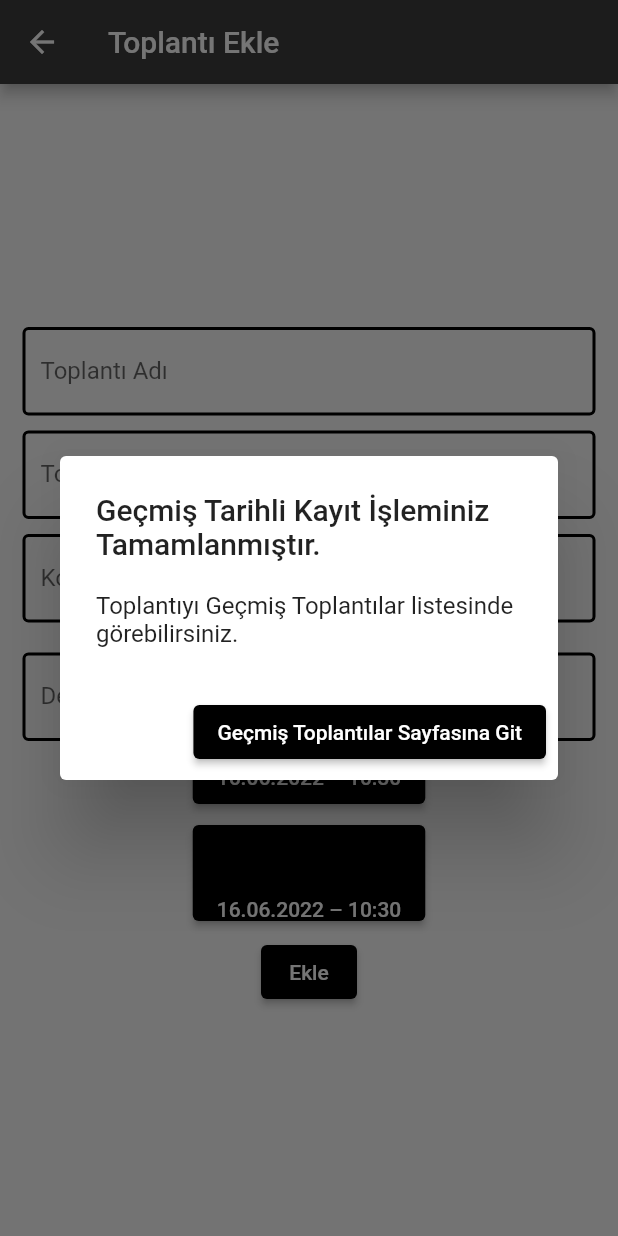
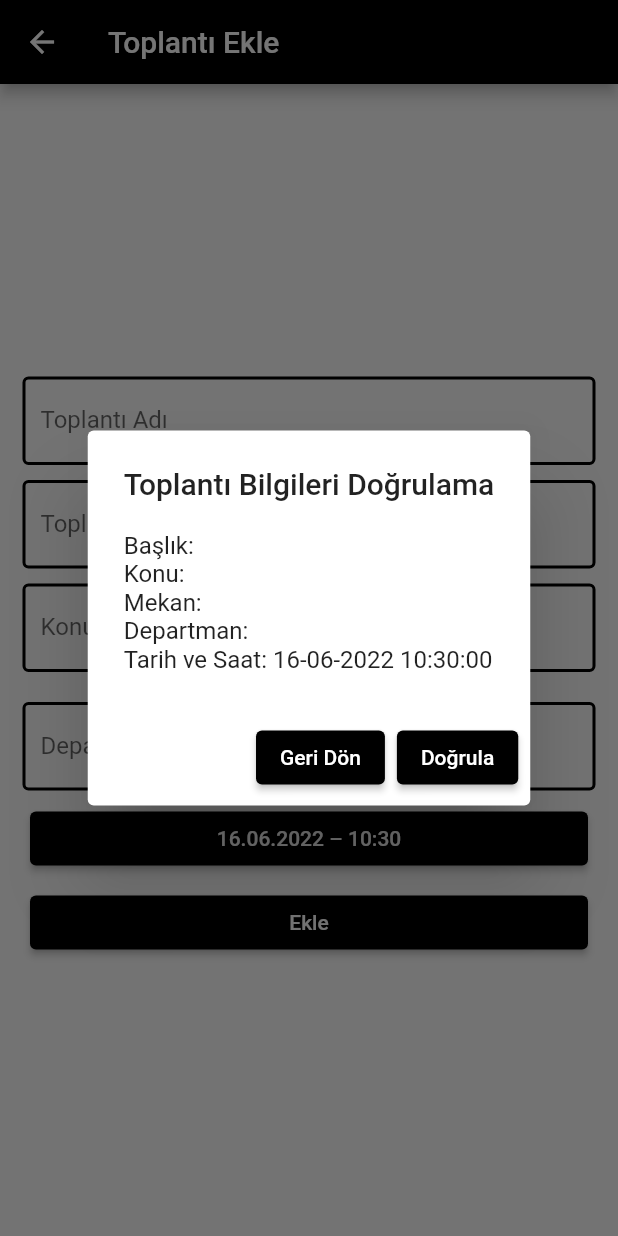
Before and after one commit to serifegnll/meeting_reminder, a Flutter app: the AddMeetingPage screen opened directly, after a tap on "Ekle", on a phone screen of 412 x 824 dp. Run offline on Flutter 3.47's test engine with Material 2 defaults, Android fonts, the phone set to English and light mode, and no system bars; our stand-ins replace cloud_firestore, firebase_auth, firebase_core, firebase_messaging, flutter_countdown_timer, flutter_datetime_picker and 2 more; accounts and stored records are empty.

```diff
--- a/meetingreminder_project/lib/add_meeting.dart
+++ b/meetingreminder_project/lib/add_meeting.dart
@@ -24,8 +24,9 @@ class AddMeetingPageState extends State<AddMeetingPage> {
   final toplantiAdiController = TextEditingController();
   final fcmToken = FirebaseMessaging.instance.getToken();
   final FirebaseMessaging _firebaseMessaging = FirebaseMessaging.instance;
-  getToken(){
-    _firebaseMessaging.getToken().then((value){
+
+  getToken() {
+    _firebaseMessaging.getToken().then((value) {
       print(value);
     });
   }
@@ -51,15 +52,19 @@ class AddMeetingPageState extends State<AddMeetingPage> {
                     controller: toplantiAdiController,
                     decoration: InputDecoration(
                         border: OutlineInputBorder(
-                          borderSide: BorderSide(color: Colors.black, width: 2.0),
+                          borderSide:
+                              BorderSide(color: Colors.black, width: 2.0),
                         ),
                         enabledBorder: OutlineInputBorder(
-                          borderSide: BorderSide(color: Colors.black, width: 2.0),),
-                        focusedBorder:OutlineInputBorder(
-                          borderSide: const BorderSide(color: Colors.grey, width: 2.0),),
+                          borderSide:
+                              BorderSide(color: Colors.black, width: 2.0),
+                        ),
+                        focusedBorder: OutlineInputBorder(
+                          borderSide:
+                              const BorderSide(color: Colors.grey, width: 2.0),
+                        ),
                         labelText: 'Toplantı Adı',
-                        hintText:
-                        'Toplantının başlığın giriniz'))),
+                        hintText: 'Toplantının başlığın giriniz'))),
             SizedBox(height: 10),
             Padding(
                 //******TOPLANTIYI DUZENLEYEN */
@@ -68,12 +73,17 @@ class AddMeetingPageState extends State<AddMeetingPage> {
                     controller: toplantiYeriController,
                     decoration: InputDecoration(
                         border: OutlineInputBorder(
-                          borderSide: BorderSide(color: Colors.black, width: 2.0),
+                          borderSide:
+                              BorderSide(color: Colors.black, width: 2.0),
                         ),
                         enabledBorder: OutlineInputBorder(
-                            borderSide: BorderSide(color: Colors.black, width: 2.0),),
-                        focusedBorder:OutlineInputBorder(
-                          borderSide: const BorderSide(color: Colors.grey, width: 2.0),),
+                          borderSide:
+                              BorderSide(color: Colors.black, width: 2.0),
+                        ),
+                        focusedBorder: OutlineInputBorder(
+                          borderSide:
+                              const BorderSide(color: Colors.grey, width: 2.0),
+                        ),
                         labelText: 'Toplantı Yeri',
                         hintText: 'Toplantı Yerini Giriniz'))),
             SizedBox(height: 10),
@@ -84,12 +94,17 @@ class AddMeetingPageState extends State<AddMeetingPage> {
                     controller: mySubjectController,
                     decoration: InputDecoration(
                         border: OutlineInputBorder(
-                          borderSide: BorderSide(color: Colors.black, width: 2.0),
+                          borderSide:
+                              BorderSide(color: Colors.black, width: 2.0),
                         ),
                         enabledBorder: OutlineInputBorder(
-                          borderSide: BorderSide(color: Colors.black, width: 2.0),),
-                        focusedBorder:OutlineInputBorder(
-                            borderSide: const BorderSide(color: Colors.grey, width: 2.0),),
+                          borderSide:
+                              BorderSide(color: Colors.black, width: 2.0),
+                        ),
+                        focusedBorder: OutlineInputBorder(
+                          borderSide:
+                              const BorderSide(color: Colors.grey, width: 2.0),
+                        ),
                         labelText: 'Konu',
                         hintText:
                             'Toplantı konusu hakkında kısa bir bilgi veriniz'))),
@@ -102,14 +117,20 @@ class AddMeetingPageState extends State<AddMeetingPage> {
                     controller: toplantiDepartmanController,
                     decoration: InputDecoration(
                         border: OutlineInputBorder(
-                          borderSide: BorderSide(color: Colors.black, width: 2.0),
+                          borderSide:
+                              BorderSide(color: Colors.black, width: 2.0),
                         ),
                         enabledBorder: OutlineInputBorder(
-                          borderSide: BorderSide(color: Colors.black, width: 2.0),),
-                        focusedBorder:OutlineInputBorder(
-                          borderSide: const BorderSide(color: Colors.grey, width: 2.0),),
+                          borderSide:
+                              BorderSide(color: Colors.black, width: 2.0),
+                        ),
+                        focusedBorder: OutlineInputBorder(
+                          borderSide:
+                              const BorderSide(color: Colors.grey, width: 2.0),
+                        ),
                         labelText: 'Departman',
                         hintText: 'Toplantıya gelecek departmanı giriniz'))),
+            SizedBox(height: 8),
             Padding(
               padding: EdgeInsets.symmetric(horizontal: 15),
               child: ElevatedButton(
@@ -125,47 +146,73 @@ class AddMeetingPageState extends State<AddMeetingPage> {
                       setState(() {});
                     }, currentTime: DateTime.now(), locale: LocaleType.tr);
                   },
-                  child: Text(DateFormat('dd.MM.yyyy – kk:mm')
+                  child: SizedBox(
+                    width: 340,
+                    child: Text(
+                        DateFormat('dd.MM.yyyy – kk:mm')
                             .format(secilenTarih)
-                      .toString())),
+                            .toString(),
+                        textAlign: TextAlign.center),
+                  )),
             ),
             SizedBox(height: 8),
-            ElevatedButton(
-                style: ButtonStyle(
-                  backgroundColor: MaterialStateProperty.all(Colors.black),
-                ),
-                onPressed: () {
-                  setState(() {});
-                },
-                child: Column(
-                  children: [
-                    Text(toplantiAdiController.text),
-                    Text(toplantiYeriController.text),
-                    Text(mySubjectController.text),
-                    Text(DateFormat('dd.MM.yyyy – kk:mm')
-                        .format(secilenTarih)
-                        .toString()),
-                  ],
-                )),
-            SizedBox(height: 10),
-
-            ElevatedButton(
+            Padding(
+              padding: EdgeInsets.symmetric(horizontal: 15),
+              child: ElevatedButton(
                   style: ButtonStyle(
                     backgroundColor: MaterialStateProperty.all(Colors.black),
                   ),
                   onPressed: (() async {
+                    showDialog(
+                      context: context,
+                      builder: (BuildContext context) {
+                        // return object of type Dialog
+                        return AlertDialog(
+                          title: new Text("Toplantı Bilgileri Doğrulama"),
+                          content: new Text(
+                              'Başlık: ${toplantiAdiController.text}\nKonu: ${mySubjectController.text}\nMekan: ${toplantiYeriController.text}\nDepartman: ${toplantiDepartmanController.text}\nTarih ve Saat: ${DateFormat("dd-MM-yyyy HH:mm:ss").format(secilenTarih)}'),
+                          actions: <Widget>[
+                            // usually buttons at the bottom of the dialog
+                            ElevatedButton(
+                              style: ButtonStyle(
+                                backgroundColor:
+                                    MaterialStateProperty.all(Colors.black),
+                              ),
+                              child: new Text("Geri Dön"),
+                              onPressed: () {
+                                Navigator.of(context).pop();
+                              },
+                            ),
+                            ElevatedButton(
+                              style: ButtonStyle(
+                                backgroundColor:
+                                    MaterialStateProperty.all(Colors.black),
+                              ),
+                              child: new Text("Doğrula"),
+                              onPressed: () async {
+                                Navigator.of(context).pop();
                                 await veriEkle();
 
-
-
+                              },
+                            ),
+                          ],
+                        );
+                      },
+                    );
                   }),
-                child: Text('Ekle'))
+                  child: SizedBox(
+                      width: 340,
+                      child: Text('Ekle', textAlign: TextAlign.center))),
+            )
           ],
         )));
   }
 
   veriEkle() async {
-    if(secilenTarih.millisecondsSinceEpoch == DateTime.now().millisecondsSinceEpoch || secilenTarih.millisecondsSinceEpoch < DateTime.now().millisecondsSinceEpoch){
+    if (secilenTarih.millisecondsSinceEpoch ==
+            DateTime.now().millisecondsSinceEpoch ||
+        secilenTarih.millisecondsSinceEpoch <
+            DateTime.now().millisecondsSinceEpoch) {
       Map<String, dynamic> eklenecekToplanti = <String, dynamic>{};
       eklenecekToplanti['baslik'] = toplantiAdiController.text;
       eklenecekToplanti['konu'] = mySubjectController.text;
@@ -173,6 +220,8 @@ class AddMeetingPageState extends State<AddMeetingPage> {
       eklenecekToplanti['departman'] = toplantiDepartmanController.text;
       eklenecekToplanti['tarihsaat'] =
           DateFormat("dd-MM-yyyy HH:mm:ss").format(secilenTarih);
+      await NotificationVM.bildirimGonder(toplantiAdiController.text,
+          DateFormat("dd.MM.yyyy - HH:mm ").format(secilenTarih));
       await firestore.collection('expiredtoplanti').add(eklenecekToplanti);
       showDialog(
         context: context,
@@ -180,7 +229,8 @@ class AddMeetingPageState extends State<AddMeetingPage> {
           // return object of type Dialog
           return AlertDialog(
             title: new Text("Geçmiş Tarihli Kayıt İşleminiz Tamamlanmıştır."),
-            content: new Text("Toplantıyı Geçmiş Toplantılar listesinde görebilirsiniz."),
+            content: new Text(
+                "Toplantıyı Geçmiş Toplantılar listesinde görebilirsiniz."),
             actions: <Widget>[
               // usually buttons at the bottom of the dialog
               ElevatedButton(
@@ -190,10 +240,8 @@ class AddMeetingPageState extends State<AddMeetingPage> {
                 child: new Text("Geçmiş Toplantılar Sayfasına Git"),
                 onPressed: () {
                   Navigator.of(context).pop();
-                  Navigator.push(
-                      context,
-                      MaterialPageRoute(
-                          builder: (context) => ExpiredPage()));
+                  Navigator.push(context,
+                      MaterialPageRoute(builder: (context) => ExpiredPage()));
                 },
               ),
               //TODO: admin yetkisi gelecek. --
@@ -206,14 +254,9 @@ class AddMeetingPageState extends State<AddMeetingPage> {
               //TODO: sharedpref meselesini araştırcaz oturum açık kalsın diye falan
             ],
           );
-
         },
       );
-    }
-
-    else{
-
-
+    } else {
       Map<String, dynamic> eklenecekToplanti = <String, dynamic>{};
       eklenecekToplanti['baslik'] = toplantiAdiController.text;
       eklenecekToplanti['konu'] = mySubjectController.text;
@@ -222,7 +265,8 @@ class AddMeetingPageState extends State<AddMeetingPage> {
       eklenecekToplanti['tarihsaat'] =
           DateFormat("dd-MM-yyyy HH:mm:ss").format(secilenTarih);
       await firestore.collection('toplantilar').add(eklenecekToplanti);
-      await NotificationVM.bildirimGonder(toplantiAdiController.text, DateFormat("dd.MM.yyyy - HH:mm ").format(secilenTarih));
+      await NotificationVM.bildirimGonder(toplantiAdiController.text,
+          DateFormat("dd.MM.yyyy - HH:mm ").format(secilenTarih));
       showDialog(
         context: context,
         builder: (BuildContext context) {
@@ -247,7 +291,7 @@ class AddMeetingPageState extends State<AddMeetingPage> {
               ),
               //TODO: admin yetkisi gelecek. --
               //TODO: tasarımlar değişecek,
-            //TODO: geçen toplantılar biten toplantılar sayfasına eklenecek
+              //TODO: geçen toplantılar biten toplantılar sayfasına eklenecek--
               //TODO: toplantılar arasında sıralama yapılacak
               //TODO: taslak eklenecek
               //TODO: tarihi yaklaşanlar renk değiştirecek
@@ -255,8 +299,8 @@ class AddMeetingPageState extends State<AddMeetingPage> {
               //TODO: sharedpref meselesini araştırcaz oturum açık kalsın diye falan
             ],
           );
-
         },
-    );}
+      );
     }
   }
+}
--- a/meetingreminder_project/lib/add_user.dart
+++ b/meetingreminder_project/lib/add_user.dart
@@ -85,7 +85,6 @@ class _AddUserPageState extends State<AddUserPage> {
                           MaterialPageRoute(builder: (context) => LoginPage()));
 
 
-
                     },
                     child: Text("KAYDOL"))
               ]),
```
Also changed, not shown: meetingreminder_project/lib/SharedPrefFayda.dart (added, +28 -0 lines), meetingreminder_project/lib/expired_meetings.dart (+18 -64 lines), meetingreminder_project/lib/main.dart (+23 -20 lines), meetingreminder_project/lib/reminder_page.dart (+85 -98 lines). Lines whose indentation alone changed are shown as unchanged.
